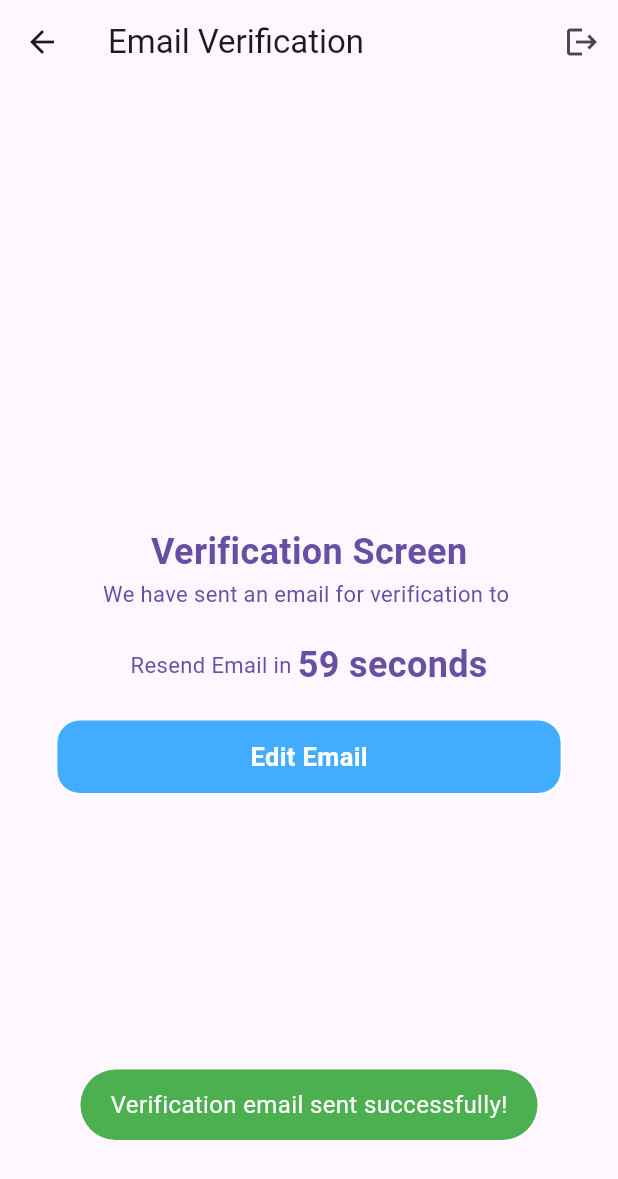
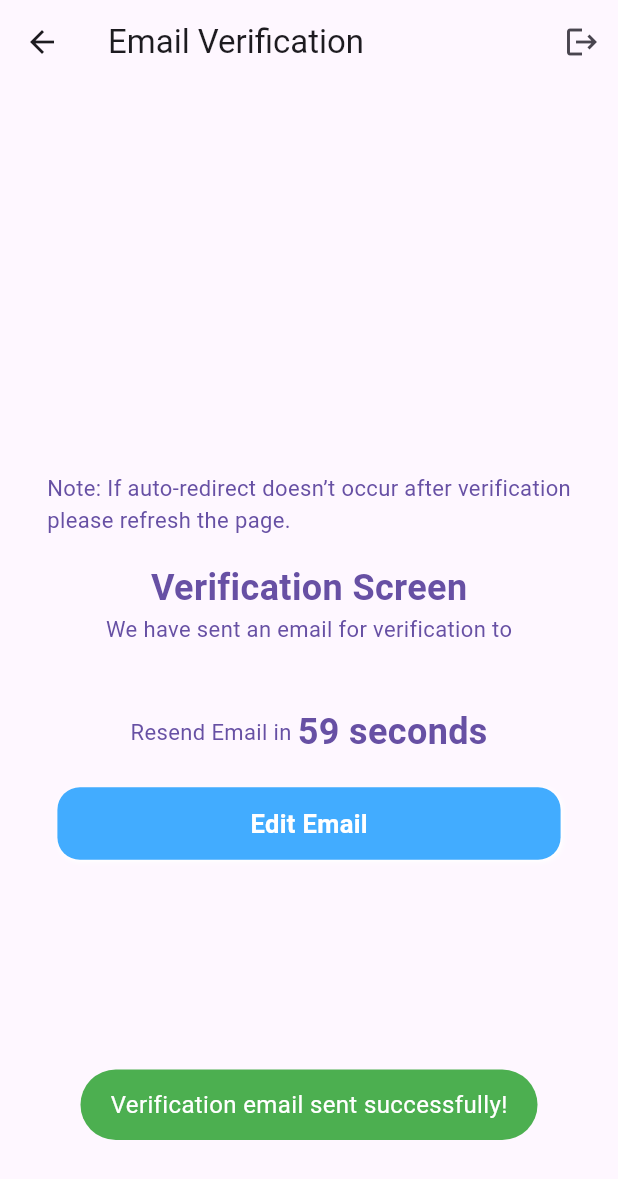
Before and after one commit to Siddique722/web-ecare, a Flutter app: the EmailVerificationLink screen opened directly, on a phone screen of 412 x 824 dp. Shown: the top 1179 px of the screen. Run offline on Flutter 3.47's test engine with Material 3 defaults, Android fonts, the light colour scheme and no system bars; our stand-ins replace cloud_firestore, file_picker, firebase_auth, firebase_core, firebase_storage, flutter_screenutil and 8 more; missing offline and left inert: dart:html, flutter_pdfview, qr_code_scanner, razorpay_flutter; accounts and stored records are empty; Roboto replaces fonts that are missing (Gilroy, GilroyBold); statements that could not run were skipped.

Commit message:
update code

```diff
--- a/lib/views/auth-views/Verification-email/verification-email-screen.dart
+++ b/lib/views/auth-views/Verification-email/verification-email-screen.dart
@@ -110,7 +110,64 @@ class _EmailVerificationLinkState extends State<EmailVerificationLink> {
       );
     });
   }
+
   @override
+// Widget build(BuildContext context) {
+//   return Scaffold(
+//     appBar: AppBar(
+//       title: Text('Email Verification'),
+//       actions: [
+//         IconButton(
+//           icon: Icon(Icons.logout),
+//           onPressed: logout,
+//         ),
+//       ],
+//     ),
+//     body: Center(
+//       child: Column(
+//         mainAxisAlignment: MainAxisAlignment.center,
+//         children: [
+//           BoldTextWidgetTheme(text: 'Verification Screen'),
+//           SimpleTextWidgetTheme(
+//               text: 'We have sent an email for verification to ${FirebaseAuth.instance.currentUser?.email ?? 'your email'}'),
+//           SizedBox(height: 20),
+//           isResendButtonVisible
+//               ? InkWell(
+//                   onTap: () {
+//                     sendVerificationEmail();
+//                     resetCountdown();
+//                   },
+//                   child: BlueButton(text: 'Resend Verification Email'),
+//                 )
+//               : Row(
+//                   mainAxisAlignment: MainAxisAlignment.center,
+//                   children: [
+//                     SimpleTextWidgetTheme(text: 'Resend Email in '),
+//                     BoldTextWidgetTheme(text: '$countdown seconds'),
+//                   ],
+//                 ),
+//           SizedBox(height: 20),
+//           InkWell(
+//             onTap: () {
+//               String currentEmail =
+//                   FirebaseAuth.instance.currentUser?.email ?? '';
+//               Navigator.push(
+//                 context,
+//                 CupertinoPageRoute(
+//                   builder: (context) => EmailEditScreen(email: currentEmail,),
+//                 ),
+//               ).then((value) {
+//                 // Restart the verification check
+//                 startEmailVerificationCheck();
+//               });
+//             },
+//             child: BlueButton(text: 'Edit Email'),
+//           ),
+//         ],
+//       ),
+//     ),
+//   );
+// }
   Widget build(BuildContext context) {
     return Scaffold(
       appBar: AppBar(
@@ -126,9 +183,19 @@ Widget build(BuildContext context) {
         child: Column(
           mainAxisAlignment: MainAxisAlignment.center,
           children: [
+            // Note added at the top
+            Padding(
+              padding: const EdgeInsets.all(8.0),
+              child: SimpleTextWidgetTheme(
+                text:
+                    'Note: If auto-redirect doesn’t occur after verification\nplease refresh the page.',
+              ),
+            ),
+            SizedBox(height: 10),
             BoldTextWidgetTheme(text: 'Verification Screen'),
             SimpleTextWidgetTheme(
-              text: 'We have sent an email for verification to ${FirebaseAuth.instance.currentUser?.email ?? 'your email'}'),
+                text:
+                    'We have sent an email for verification to\n${FirebaseAuth.instance.currentUser?.email ?? '\nyour email'}'),
             SizedBox(height: 20),
             isResendButtonVisible
                 ? InkWell(
@@ -153,7 +220,7 @@ Widget build(BuildContext context) {
                 Navigator.push(
                   context,
                   CupertinoPageRoute(
-                  builder: (context) => EmailEditScreen(email: currentEmail,),
+                    builder: (context) => EmailEditScreen(email: currentEmail),
                   ),
                 ).then((value) {
                   // Restart the verification check
```
Lines whose indentation alone changed are shown as unchanged.
